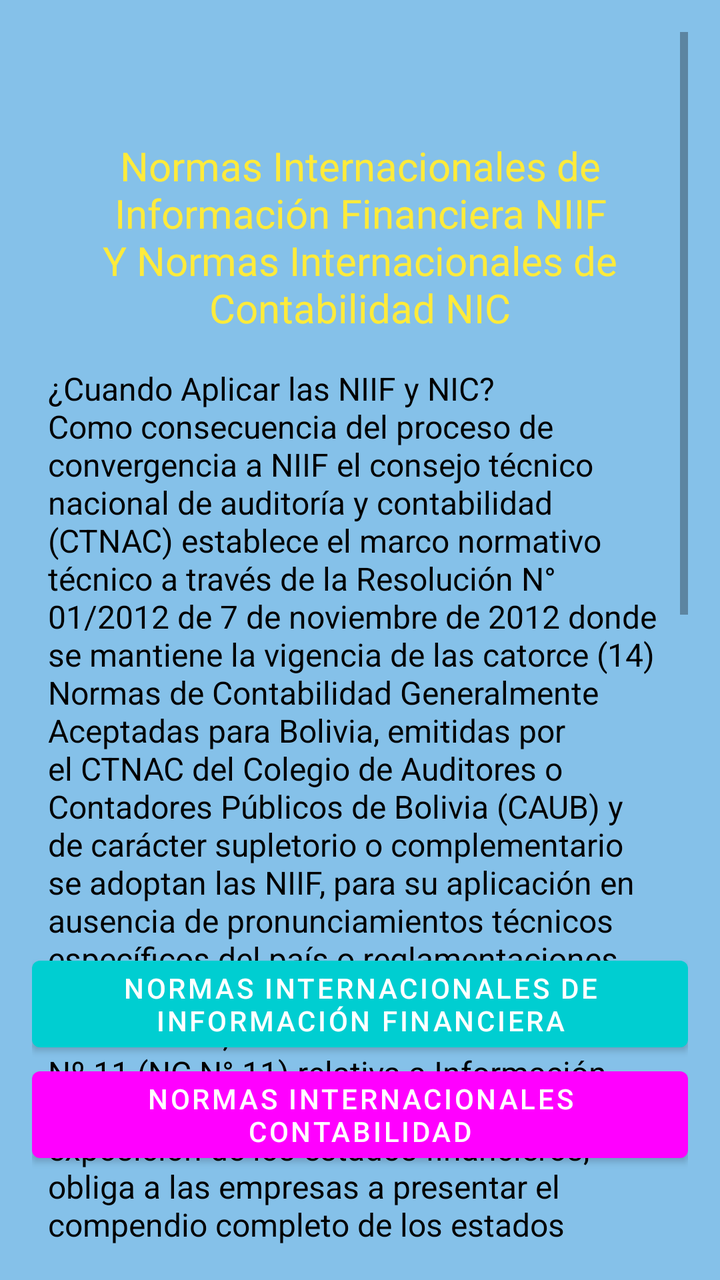
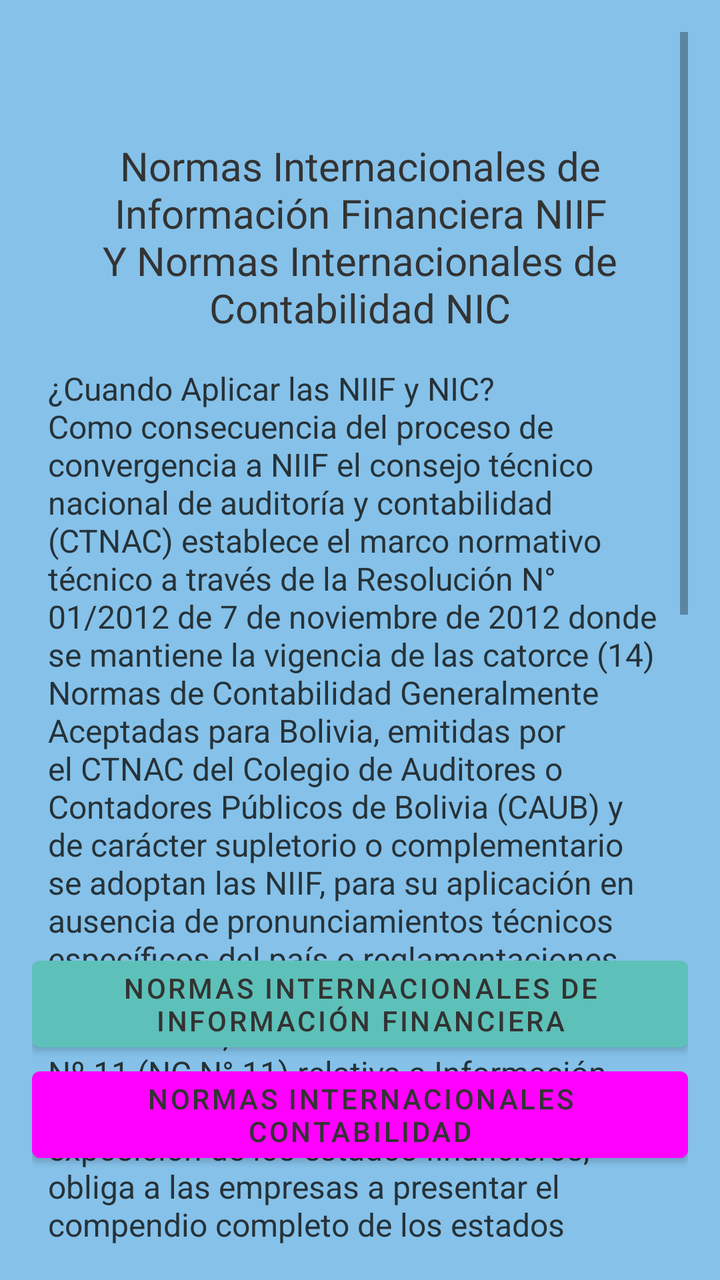

Two renders of the same Android screen: before a commit and after it. Below are the layout's source before the change and the commit's diff.
<!-- AndroidManifest.xml: application theme Theme.ContabilidadBasicaBolivia -->
<!-- res/layout/fragment_blank.xml -->
<?xml version="1.0" encoding="utf-8"?>
<FrameLayout xmlns:android="http://schemas.android.com/apk/res/android"
    xmlns:tools="http://schemas.android.com/tools"
    android:layout_width="match_parent"
    android:layout_height="match_parent"
    android:background="#85C1E9"
    tools:context="com.datos.contabilidadbasicabolivia.BlankFragment">

    
    <ScrollView
        android:layout_width="match_parent"
        android:layout_height="match_parent"
        android:layout_margin="16dp"
        android:fadeScrollbars="false">

        
        <LinearLayout
            android:layout_width="match_parent"
            android:layout_height="wrap_content"
            android:orientation="vertical">

            
            <TextView
                android:layout_width="match_parent"
                android:layout_height="wrap_content"
                android:fontFamily="@font/archivo_black"
                android:gravity="center"
                android:padding="8dp"
                android:textColor="#6C3483"
                android:textSize="22sp" />

            <TextView
                android:layout_width="match_parent"
                android:layout_height="wrap_content"
                android:fontFamily="@font/archivo_black"
                android:gravity="center"
                android:padding="8dp"
                android:text="Normas Internacionales de Información Financiera NIIF Y Normas Internacionales de Contabilidad NIC"
                android:textColor="#FFEB3B"
                android:textSize="20sp" />

            
            <TextView
                android:layout_width="match_parent"
                android:layout_height="wrap_content"
                android:fontFamily="sans-serif"
                android:padding="8dp"
                android:text="¿Cuando Aplicar las NIIF y NIC? \nComo consecuencia del proceso de convergencia a NIIF el consejo técnico nacional de auditoría y contabilidad (CTNAC) establece el marco normativo técnico a través de la Resolución N° 01/2012 de 7 de noviembre de 2012 donde se mantiene la vigencia de las catorce (14) Normas de Contabilidad Generalmente Aceptadas para Bolivia, emitidas por el CTNAC del Colegio de Auditores o Contadores Públicos de Bolivia (CAUB) y de carácter supletorio o complementario se adoptan las NIIF, para su aplicación en ausencia de pronunciamientos técnicos específicos del país o reglamentaciones locales sobre asuntos determinados.

En este sentido, la Norma de contabilidad Nº 11 (NC N° 11) relativa a Información esencial requerida para una adecuada exposición de los estados financieros, obliga a las empresas a presentar el compendio completo de los estados financieros incluyendo el estado de flujo de efectivo, en la cual se expone la definición del estado de flujo de efectivo:

Es un estado financiero básico, dinámico que expone el flujo de efectivo (embolsos y desembolsos) del efectivo y equivalentes, o los cambios en los recursos de la entidad, originados en actividades de operación, inversión.

Sin embargo, esta norma no establece cuál es la forma de preparar el estado de flujo de efectivo. Por lo tanto, al no contar con suficientes pronunciamientos técnicos contables en las actuales Normas de Contabilidad se adoptan sustancialmente las NIIF, siendo la NIC 7 la norma que debe ser aplicada para la elaboración y presentación del estado de flujo de efectivo.

El objetivo de la Norma Internacional de Contabilidad N° 7 (NIC 7), es requerir el suministro de información sobre los cambios históricos en el efectivo y sus equivalentes de una entidad mediante un estado de flujo de efectivo en el que los flujos de fondos del período se clasifiquen según procedan de actividades de operación, de inversión y de financiación.
\n
\n
\n
\n
\n
\n"
                android:textSize="16dp"
                android:textColor="#000000"/>

            <TextView
                android:layout_width="match_parent"
                android:layout_height="wrap_content"
                android:fontFamily="@font/archivo_black"
                android:gravity="center"
                android:padding="8dp"
                android:textColor="#6C3483"
                android:textSize="22sp" />

            

        </LinearLayout>
    </ScrollView>
    <LinearLayout
        android:layout_width="match_parent"
        android:layout_height="wrap_content"
        android:orientation="vertical"
        android:layout_gravity="bottom"
        android:padding="16dp">

        
        <Button
            android:id="@+id/your_button_id"
            android:layout_width="match_parent"
            android:layout_height="wrap_content"
            android:theme="@style/button6"
            android:text="NORMAS INTERNACIONALES DE INFORMACIÓN FINANCIERA"
            android:onClick="onClickBoton1" />

        
        <Button
            android:id="@+id/button2"
            android:layout_width="match_parent"
            android:layout_height="wrap_content"
            android:theme="@style/button9"
            android:text="NORMAS INTERNACIONALES CONTABILIDAD"
            android:onClick="onClickBoton2" />
        <Space
            android:layout_width="match_parent"
            android:layout_height="39dp"
            android:layout_gravity="bottom"
            android:layout_weight="1" />

    </LinearLayout>
</FrameLayout>
<!-- resources referenced by this layout -->
<resources>
  <style name="button6" parent="Theme.AppCompat.Light.NoActionBar">
          <item name="colorPrimary">@color/Turquesa</item>
      </style>
  <style name="button9" parent="Theme.AppCompat.Light.NoActionBar">
          <item name="colorPrimary">@color/Fucsia</item>
      </style>
  <style name="Theme.ContabilidadBasicaBolivia" parent="Base.Theme.ContabilidadBasicaBolivia" />
  <color name="Turquesa">#00CED1</color>
  <color name="Fucsia">#FF00FF</color>
  <style name="Base.Theme.ContabilidadBasicaBolivia" parent="Theme.MaterialComponents.DayNight.NoActionBar">
          
          
          <item name="colorPrimary">@color/white</item>
          <item name="colorPrimaryVariant">@color/black</item>
          <item name="android:textColorPrimary">@color/white</item>
          <item name="android:statusBarColor">@color/red</item>
  
      </style>
  <color name="white">#FFFFFFFF</color>
  <color name="black">#FF000000</color>
  <color name="red">#5DC1B9</color>
</resources>

<!-- the commit's change to res/layout/fragment_blank.xml (unified diff, before → after) -->
@@ -36,7 +36,7 @@
                 android:gravity="center"
                 android:padding="8dp"
                 android:text="Normas Internacionales de Información Financiera NIIF Y Normas Internacionales de Contabilidad NIC"
-                android:textColor="#FFEB3B"
+                android:textColor="#333333"
                 android:textSize="20sp" />
 
             
@@ -61,7 +61,7 @@ El objetivo de la Norma Internacional de Contabilidad N° 7 (NIC 7), es requerir
 \n
 \n"
                 android:textSize="16dp"
-                android:textColor="#000000"/>
+                android:textColor="#263238"/>
 
             <TextView
                 android:layout_width="match_parent"
@@ -88,7 +88,8 @@ El objetivo de la Norma Internacional de Contabilidad N° 7 (NIC 7), es requerir
             android:id="@+id/your_button_id"
             android:layout_width="match_parent"
             android:layout_height="wrap_content"
-            android:theme="@style/button6"
+            android:theme="@style/button1"
+            android:textColor="#333333"
             android:text="NORMAS INTERNACIONALES DE INFORMACIÓN FINANCIERA"
             android:onClick="onClickBoton1" />
 
@@ -98,6 +99,7 @@ El objetivo de la Norma Internacional de Contabilidad N° 7 (NIC 7), es requerir
             android:layout_width="match_parent"
             android:layout_height="wrap_content"
             android:theme="@style/button9"
+            android:textColor="#333333"
             android:text="NORMAS INTERNACIONALES CONTABILIDAD"
             android:onClick="onClickBoton2" />
         <Space
<!-- resource entries referenced after the edit -->
@@ -1,13 +1,15 @@
 <!-- resources referenced by this layout -->
 <resources>
-  <style name="button6" parent="Theme.AppCompat.Light.NoActionBar">
-          <item name="colorPrimary">@color/Turquesa</item>
+  <style name="button1" parent="Theme.AppCompat.Light.NoActionBar">
+          <item name="colorPrimary">@color/red</item>
+          <item name="colorPrimaryVariant">@color/lightGray</item>
+          <item name="android:textColorPrimary">@color/navy</item>
+          <item name="android:statusBarColor">@color/darkGreen</item>
       </style>
   <style name="button9" parent="Theme.AppCompat.Light.NoActionBar">
           <item name="colorPrimary">@color/Fucsia</item>
       </style>
   <style name="Theme.ContabilidadBasicaBolivia" parent="Base.Theme.ContabilidadBasicaBolivia" />
-  <color name="Turquesa">#00CED1</color>
   <color name="Fucsia">#FF00FF</color>
   <style name="Base.Theme.ContabilidadBasicaBolivia" parent="Theme.MaterialComponents.DayNight.NoActionBar">
           
@@ -21,5 +23,8 @@
   <color name="white">#FFFFFFFF</color>
   <color name="black">#FF000000</color>
   <color name="red">#5DC1B9</color>
+  <color name="lightGray">#D3D3D3</color>
+  <color name="navy">#000080</color>
+  <color name="darkGreen">#006400</color>
 </resources>
 
